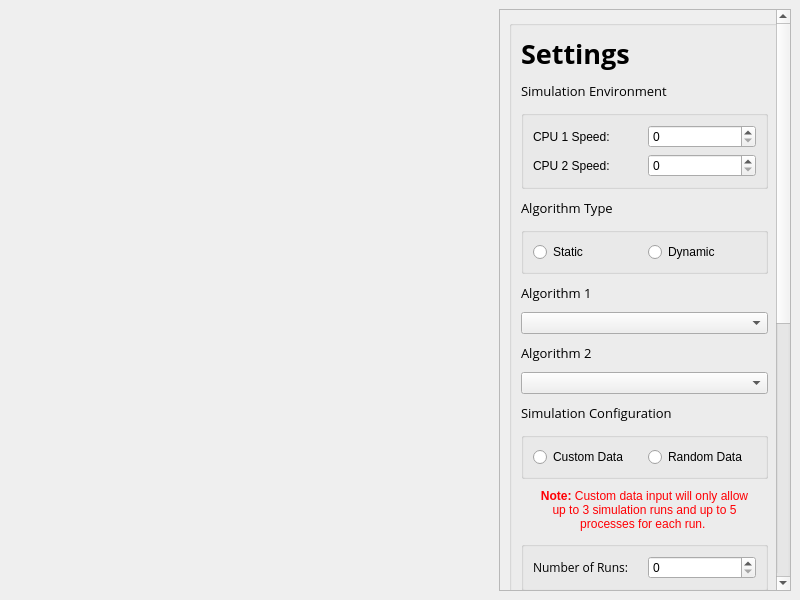
joeric1028/ScheduleSim, file source/Library/UI/schedulesim.ui: the form before one commit.
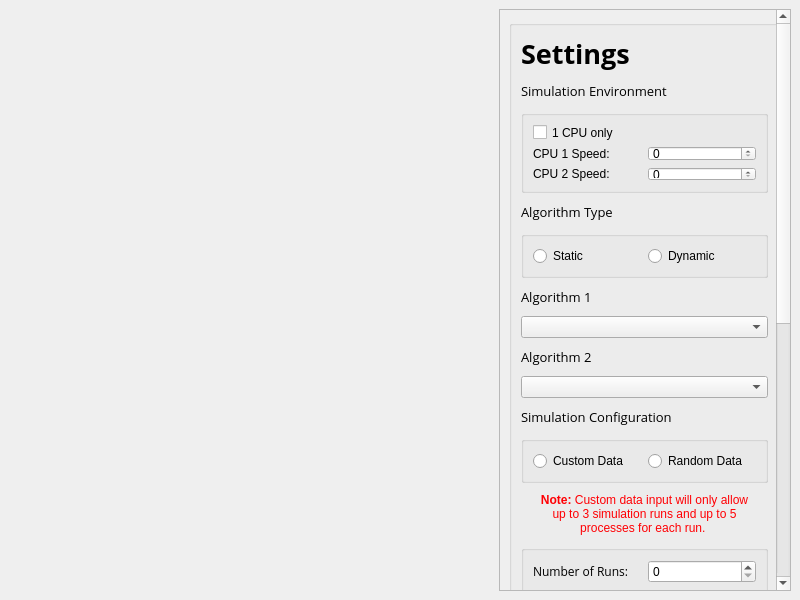
The form after the commit. Custom widgets are drawn as their Qt base class.

Patch:
```diff
--- a/source/Library/UI/schedulesim.ui
+++ b/source/Library/UI/schedulesim.ui
@@ -183,6 +183,16 @@
               <item row="2" column="1">
                <widget class="QSpinBox" name="Cpu2SpinBox"/>
               </item>
+              <item row="0" column="0">
+               <widget class="QCheckBox" name="CpucheckBox">
+                <property name="text">
+                 <string>1 CPU only</string>
+                </property>
+                <property name="tristate">
+                 <bool>false</bool>
+                </property>
+               </widget>
+              </item>
              </layout>
             </widget>
            </item>
```
